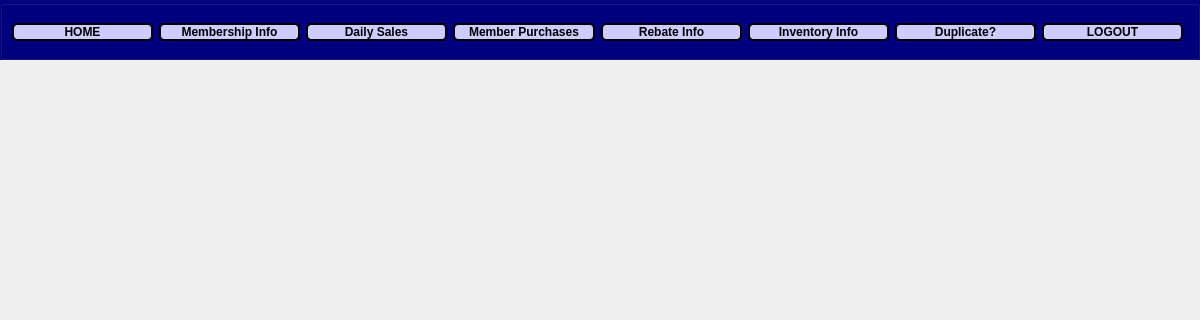
Above: BulkClub/manager.ui from JShinozuka/Project2 before the change; both pictures show x 0 to 1200 and y 0 to 320 of the 1200 by 700 pixel window. Below: the same form after it.
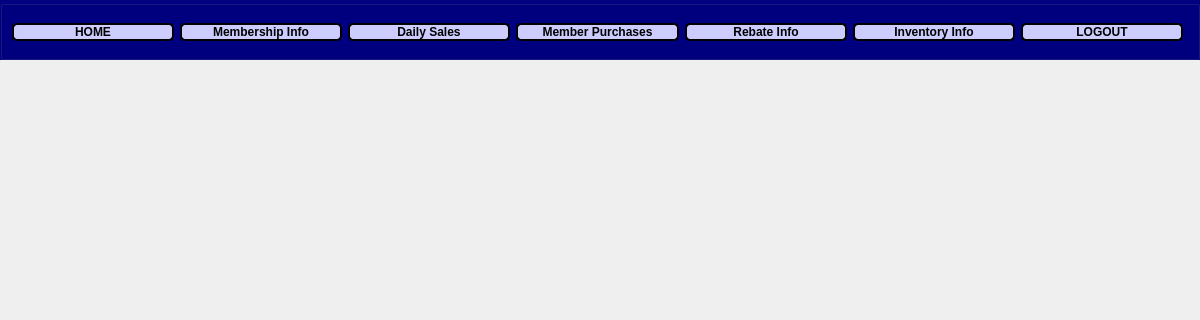
That is the form after the change.

Commit message: Removed the managersales widget

What changed in the file:
```diff
--- a/BulkClub/manager.ui
+++ b/BulkClub/manager.ui
@@ -46,7 +46,7 @@
    <property name="title">
     <string/>
    </property>
-   <widget class="QWidget" name="">
+   <widget class="QWidget" name="layoutWidget">
     <property name="geometry">
      <rect>
       <x>12</x>
@@ -200,33 +200,6 @@
        </property>
       </widget>
      </item>
-     <item>
-      <widget class="QPushButton" name="salesButton">
-       <property name="maximumSize">
-        <size>
-         <width>16777215</width>
-         <height>16777215</height>
-        </size>
-       </property>
-       <property name="font">
-        <font>
-         <pointsize>9</pointsize>
-         <weight>75</weight>
-         <bold>true</bold>
-        </font>
-       </property>
-       <property name="styleSheet">
-        <string notr="true">background-color:#ccccff;
-border-style: solid;
-border-color: black;
-border-width: 2px;
-border-radius: 5px;</string>
-       </property>
-       <property name="text">
-        <string>Duplicate?</string>
-       </property>
-      </widget>
-     </item>
      <item>
       <widget class="QPushButton" name="logoutButton">
        <property name="font">
```
The commit also changes 2 other files.
